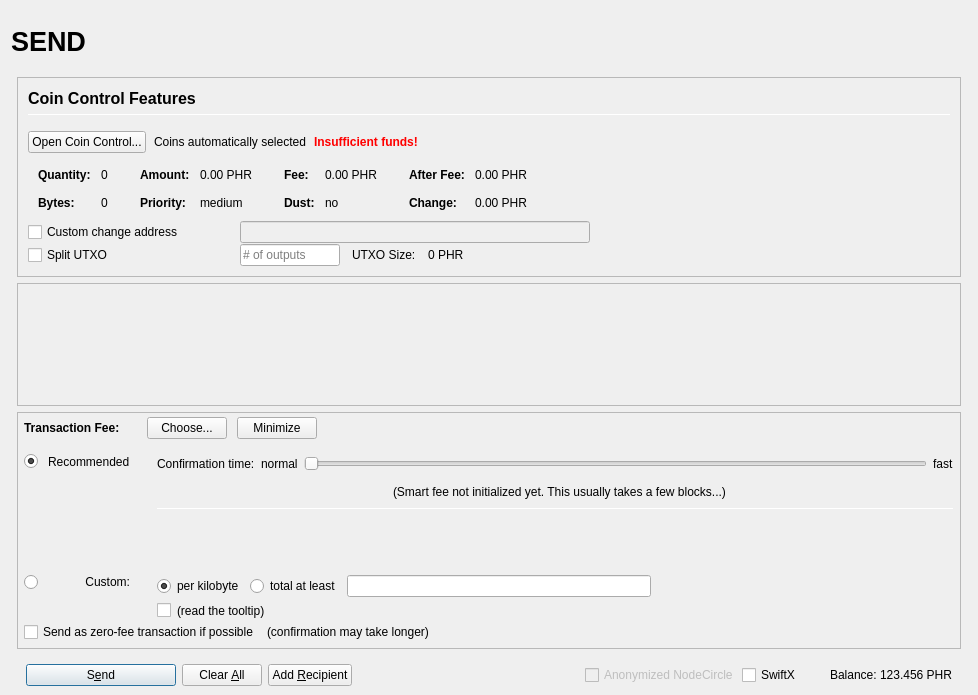
Old version of the form src/qt/forms/sendcoinsdialog.ui in the repository nodecircle/NodeCircle.
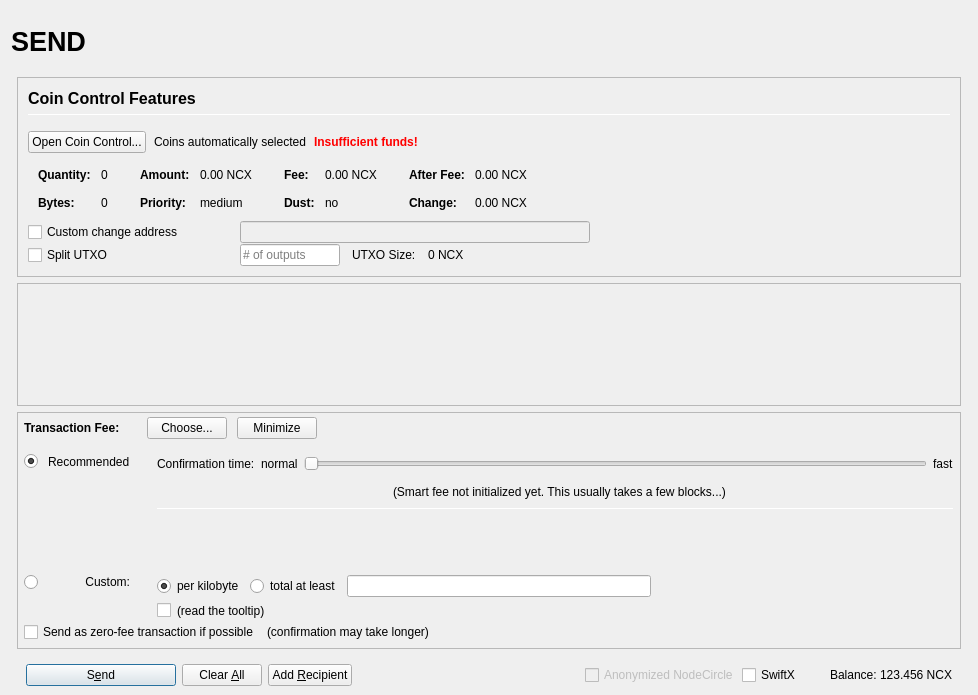
New version of the form. Icons and pictures are not drawn. Custom widgets are drawn as their Qt base class.

Patch:
```diff
--- a/src/qt/forms/sendcoinsdialog.ui
+++ b/src/qt/forms/sendcoinsdialog.ui
@@ -493,7 +493,7 @@
                         <enum>Qt::ActionsContextMenu</enum>
                        </property>
                        <property name="text">
-                        <string notr="true">0.00 PHR</string>
+                        <string notr="true">0.00 NCX</string>
                        </property>
                        <property name="textInteractionFlags">
                         <set>Qt::LinksAccessibleByMouse|Qt::TextSelectableByKeyboard|Qt::TextSelectableByMouse</set>
@@ -573,7 +573,7 @@
                         <enum>Qt::ActionsContextMenu</enum>
                        </property>
                        <property name="text">
-                        <string notr="true">0.00 PHR</string>
+                        <string notr="true">0.00 NCX</string>
                        </property>
                        <property name="textInteractionFlags">
                         <set>Qt::LinksAccessibleByMouse|Qt::TextSelectableByKeyboard|Qt::TextSelectableByMouse</set>
@@ -653,7 +653,7 @@
                         <enum>Qt::ActionsContextMenu</enum>
                        </property>
                        <property name="text">
-                        <string notr="true">0.00 PHR</string>
+                        <string notr="true">0.00 NCX</string>
                        </property>
                        <property name="textInteractionFlags">
                         <set>Qt::LinksAccessibleByMouse|Qt::TextSelectableByKeyboard|Qt::TextSelectableByMouse</set>
@@ -682,7 +682,7 @@
                         <enum>Qt::ActionsContextMenu</enum>
                        </property>
                        <property name="text">
-                        <string notr="true">0.00 PHR</string>
+                        <string notr="true">0.00 NCX</string>
                        </property>
                        <property name="textInteractionFlags">
                         <set>Qt::LinksAccessibleByMouse|Qt::TextSelectableByKeyboard|Qt::TextSelectableByMouse</set>
@@ -849,7 +849,7 @@
                 <item>
                  <widget class="QLabel" name="labelBlockSize">
                   <property name="text">
-                   <string>0 PHR</string>
+                   <string>0 NCX</string>
                   </property>
                  </widget>
                 </item>
@@ -1725,7 +1725,7 @@
                 <cursorShape>IBeamCursor</cursorShape>
                </property>
                <property name="text">
-                <string notr="true">123.456 PHR</string>
+                <string notr="true">123.456 NCX</string>
                </property>
                <property name="textInteractionFlags">
                 <set>Qt::LinksAccessibleByMouse|Qt::TextSelectableByKeyboard|Qt::TextSelectableByMouse</set>
```
Left out of the diff: 6 changed lines with no effect on the pictures.
